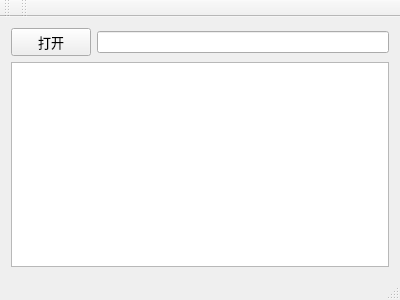
Above: textedittool.ui from JiengupXing/TextEditTool before the change. Below: the same form after it.
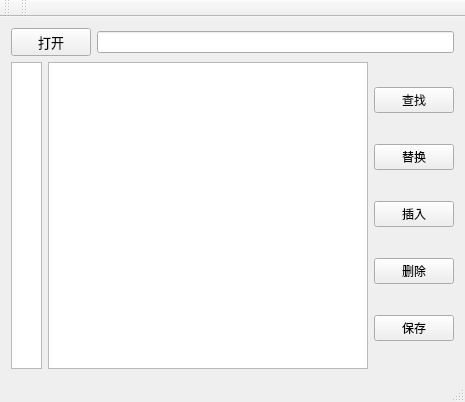
That is the form after the change. Icons and pictures are not drawn.

Commit message: 20190509 All the Button UI Finished

Diff of the .ui file:
```diff
--- a/textedittool.ui
+++ b/textedittool.ui
@@ -9,8 +9,8 @@
    <rect>
     <x>0</x>
     <y>0</y>
-    <width>400</width>
-    <height>300</height>
+    <width>465</width>
+    <height>402</height>
    </rect>
   </property>
   <property name="windowTitle">
@@ -24,8 +24,87 @@
    <bool>true</bool>
   </property>
   <widget class="QWidget" name="centralWidget">
-   <layout class="QGridLayout" name="gridLayout_2">
+   <layout class="QGridLayout" name="gridLayout_3">
     <item row="1" column="0">
+     <widget class="QTextBrowser" name="Nuout">
+      <property name="maximumSize">
+       <size>
+        <width>31</width>
+        <height>16777215</height>
+       </size>
+      </property>
+      <property name="html">
+       <string>&lt;!DOCTYPE HTML PUBLIC &quot;-//W3C//DTD HTML 4.0//EN&quot; &quot;http://www.w3.org/TR/REC-html40/strict.dtd&quot;&gt;
+&lt;html&gt;&lt;head&gt;&lt;meta name=&quot;qrichtext&quot; content=&quot;1&quot; /&gt;&lt;style type=&quot;text/css&quot;&gt;
+p, li { white-space: pre-wrap; }
+&lt;/style&gt;&lt;/head&gt;&lt;body style=&quot; font-family:'SimSun'; font-size:9pt; font-weight:400; font-style:normal;&quot;&gt;
+&lt;p style=&quot;-qt-paragraph-type:empty; margin-top:0px; margin-bottom:0px; margin-left:0px; margin-right:0px; -qt-block-indent:0; text-indent:0px;&quot;&gt;&lt;br /&gt;&lt;/p&gt;&lt;/body&gt;&lt;/html&gt;</string>
+      </property>
+     </widget>
+    </item>
+    <item row="1" column="1">
+     <widget class="QTextBrowser" name="mainTextout"/>
+    </item>
+    <item row="1" column="2">
+     <layout class="QGridLayout" name="gridLayout_2">
+      <item row="5" column="0">
+       <widget class="QPushButton" name="btnSave">
+        <property name="text">
+         <string>保存</string>
+        </property>
+        <property name="icon">
+         <iconset resource="resources.qrc">
+          <normaloff>:/new/prefix1/SavaBtn.png</normaloff>:/new/prefix1/SavaBtn.png</iconset>
+        </property>
+       </widget>
+      </item>
+      <item row="2" column="0">
+       <widget class="QPushButton" name="btnSwap">
+        <property name="text">
+         <string>替换</string>
+        </property>
+        <property name="icon">
+         <iconset resource="resources.qrc">
+          <normaloff>:/new/prefix1/SwapBtn.png</normaloff>:/new/prefix1/SwapBtn.png</iconset>
+        </property>
+       </widget>
+      </item>
+      <item row="4" column="0">
+       <widget class="QPushButton" name="btnDelete">
+        <property name="text">
+         <string>删除</string>
+        </property>
+        <property name="icon">
+         <iconset resource="resources.qrc">
+          <normaloff>:/new/prefix1/DeleteBtn.png</normaloff>:/new/prefix1/DeleteBtn.png</iconset>
+        </property>
+       </widget>
+      </item>
+      <item row="3" column="0">
+       <widget class="QPushButton" name="btnInsert">
+        <property name="text">
+         <string>插入</string>
+        </property>
+        <property name="icon">
+         <iconset resource="resources.qrc">
+          <normaloff>:/new/prefix1/InsertBtn.png</normaloff>:/new/prefix1/InsertBtn.png</iconset>
+        </property>
+       </widget>
+      </item>
+      <item row="1" column="0">
+       <widget class="QPushButton" name="btnSearch">
+        <property name="text">
+         <string>查找</string>
+        </property>
+        <property name="icon">
+         <iconset resource="resources.qrc">
+          <normaloff>:/new/prefix1/SearchBtn.png</normaloff>:/new/prefix1/SearchBtn.png</iconset>
+        </property>
+       </widget>
+      </item>
+     </layout>
+    </item>
+    <item row="0" column="0" colspan="3">
      <layout class="QGridLayout" name="gridLayout">
       <property name="sizeConstraint">
        <enum>QLayout::SetFixedSize</enum>
@@ -63,9 +142,6 @@
       </item>
      </layout>
     </item>
-    <item row="2" column="0">
-     <widget class="QTextBrowser" name="mainTextout"/>
-    </item>
    </layout>
   </widget>
   <widget class="QMenuBar" name="menuBar">
```
Left out of the diff: 10 changed lines with no effect on the pictures. The commit also changes 9 other files.
